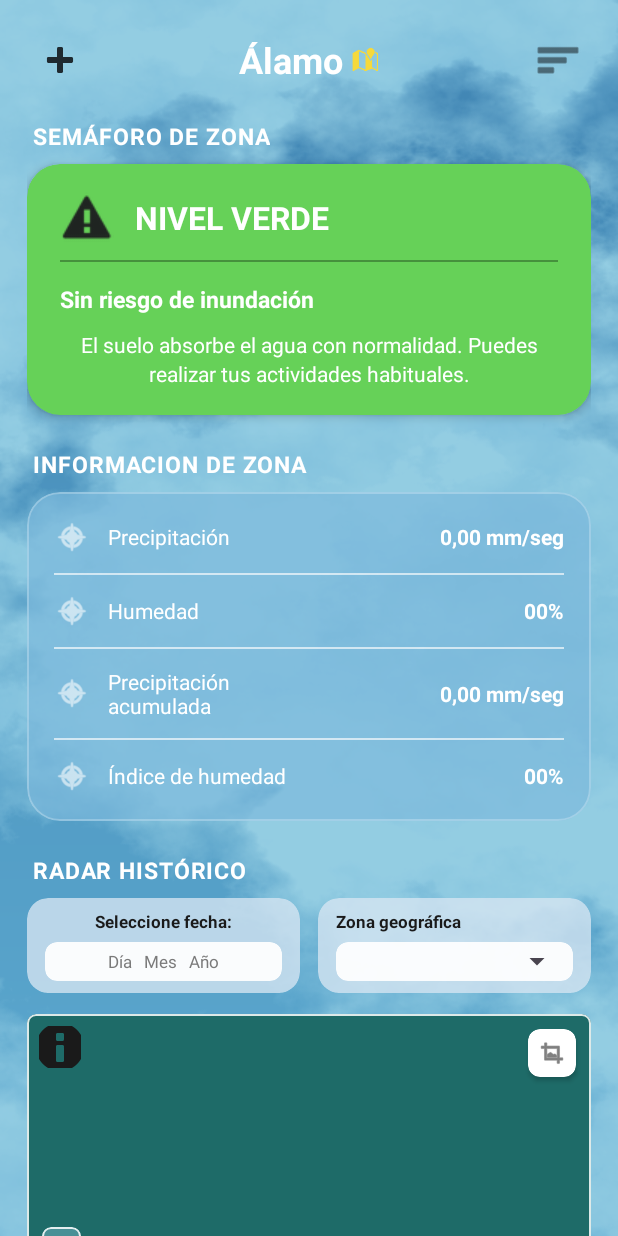
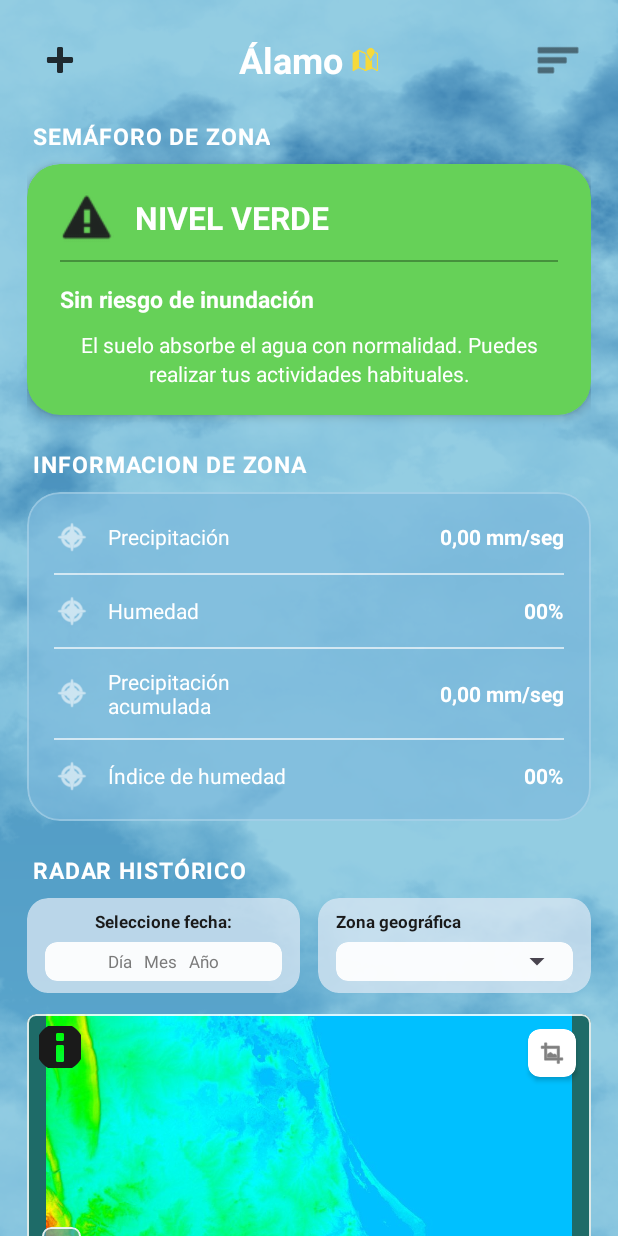
Before and after one commit to Daro25/Sistema-predictivo-de-induciones-SAR-Spaceapps-NASA, an Android app: the screen it shows after launch (MainActivity), on a phone screen of 412 x 824 dp. Run offline under Robolectric (Android 15) with nearby library versions, the phone set to English and light mode, and no system bars.

Commit message:
conexiones front a back

```diff
--- a/AndroidStudioProject/app/src/main/java/com/nasa/spilnasa/MainActivity.java
+++ b/AndroidStudioProject/app/src/main/java/com/nasa/spilnasa/MainActivity.java
@@ -23,6 +23,9 @@ import java.util.List;
 import java.util.Locale;
 import java.util.TimeZone;
 import android.os.Bundle;
+import android.widget.ImageView;
+import android.widget.LinearLayout;
+import android.widget.TextView;
 
 import androidx.activity.EdgeToEdge;
 import androidx.appcompat.app.AppCompatActivity;
@@ -38,6 +41,12 @@ public class MainActivity extends AppCompatActivity {
     private static final double AREA_M2 = 2578715915.0;          // D19
     private static final double VOLUMEN_SEGURO = 38680738.73;    // D22
 
+    //inputs y views
+    private ImageView mapaView;
+    private TextView tvPrecipitation, tvHumidity, tvAccumulatedPrecipitation, tvHumidityIndex;
+    private LinearLayout colorAlert;
+    private TextView tvAlertLevel, tvAlertSubtitle, tvAlertDescription;
+
     @Override
     protected void onCreate(Bundle savedInstanceState) {
         super.onCreate(savedInstanceState);
@@ -48,10 +57,21 @@ public class MainActivity extends AppCompatActivity {
             v.setPadding(systemBars.left, systemBars.top, systemBars.right, systemBars.bottom);
             return insets;
         });
-
+        // definición de views
+        mapaView = (ImageView) findViewById(R.id.mapaIMG);
+        tvPrecipitation = getTextView(R.id.tvPrecipitation);
+        tvHumidity = getTextView(R.id.tvHumidity);
+        tvAccumulatedPrecipitation = getTextView(R.id.tvAccumulatedPrecipitation);
+        tvHumidityIndex = getTextView(R.id.tvHumidityIndex);
+        colorAlert = (LinearLayout) findViewById(R.id.colorAlert);
+        tvAlertLevel = getTextView(R.id.tvAlertLevel);
+        tvAlertSubtitle = getTextView(R.id.tvAlertSubtitle);
+        tvAlertDescription = getTextView(R.id.tvAlertDescription);
         consultarAmbasVariables();
     }
-
+    private TextView getTextView(int id){
+        return (TextView) findViewById(id);
+    }
     private void consultarAmbasVariables() {
 
         new Thread(() -> {
@@ -184,36 +204,22 @@ public class MainActivity extends AppCompatActivity {
 
                 reader.close();
             }
-
             // Procesar resultados
             if (codigo == HttpURLConnection.HTTP_OK) {
-
                 JSONObject data = new JSONObject(respuesta.toString());
-
                 JSONObject mean = data.getJSONObject("mean");
                 registros = parsearMean(mean, false);
-
-
-
                 for (RegistroNASA r : registros) {
                     Log.d(TAG, nombreVariable + " | " + r.getFecha() + " = " + r.getValor());
                 }
-
-
             } else {
-
                 Log.e(TAG, "VARIABLE: " + nombreVariable);
                 Log.e(TAG, "Error HTTP: " + codigo);
                 Log.e(TAG, "Respuesta: " + respuesta);
-
             }
-
         } catch (Exception e) {
-
             Log.e(TAG, "Error en " + nombreVariable, e);
-
         } finally {
-
             if (connection != null) {
                 connection.disconnect();
             }
--- a/AndroidStudioProject/app/src/main/res/layout/activity_main.xml
+++ b/AndroidStudioProject/app/src/main/res/layout/activity_main.xml
@@ -92,6 +92,7 @@
             app:strokeWidth="0dp">
 
             <LinearLayout
+                android:id="@+id/colorAlert"
                 android:layout_width="match_parent"
                 android:layout_height="wrap_content"
                 android:orientation="vertical"
@@ -472,7 +473,14 @@
                 <FrameLayout
                     android:id="@+id/mapPreviewContainer"
                     android:layout_width="match_parent"
-                    android:layout_height="match_parent" />
+                    android:layout_height="match_parent" >
+
+                    <ImageView
+                        android:id="@+id/mapaIMG"
+                        android:layout_width="wrap_content"
+                        android:layout_height="wrap_content"
+                        app:srcCompat="@drawable/altitudAlamo" />
+                </FrameLayout>
 
                 <!-- Botón Info (i) -->
                 <ImageButton
```
